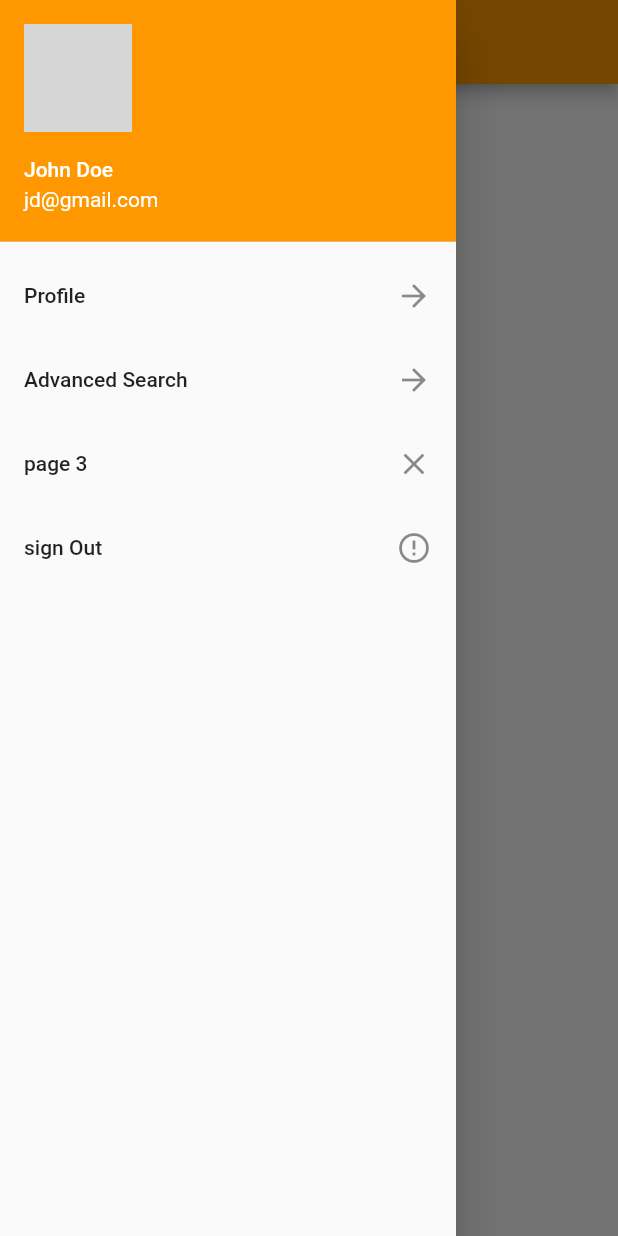
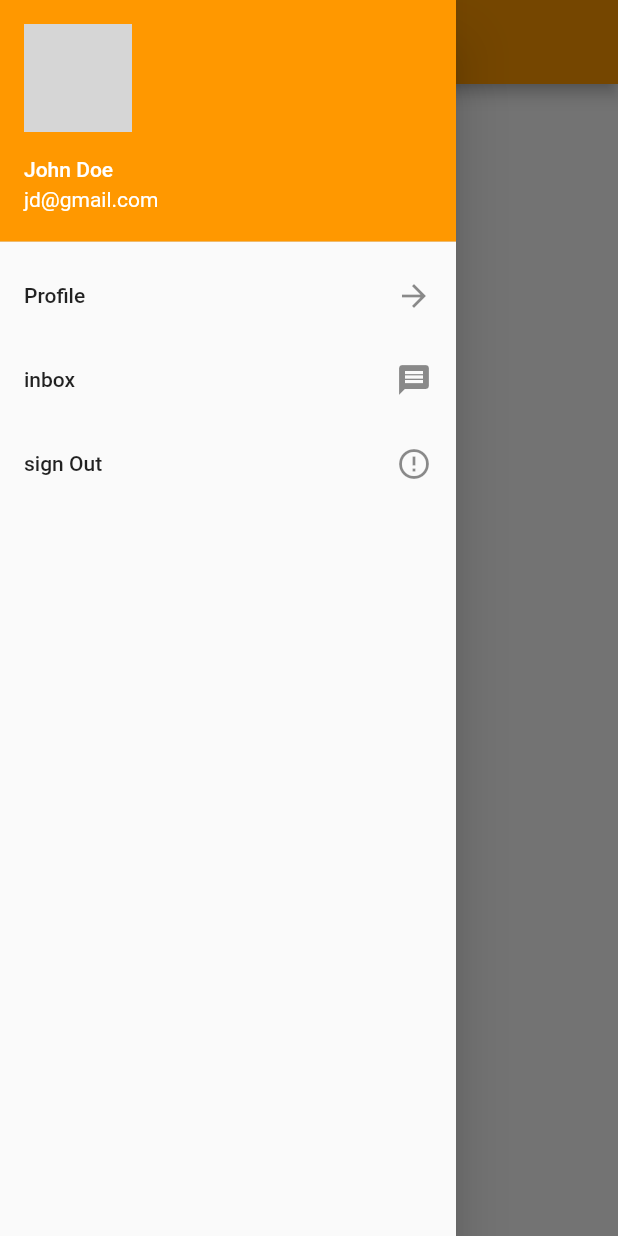
Before and after one commit to spryup/flutter_app, a Flutter app: the MapPage screen opened directly, with the side drawer open, on a phone screen of 412 x 824 dp. Run offline on Flutter 3.47's test engine with Material 2 defaults, Android fonts, the phone set to English and light mode, and no system bars; network calls fail; grey boxes are pictures that could not be loaded.

Commit message:
message list prototyping

```diff
--- /dev/null
+++ b/lib/chatScreen.dart
@@ -0,0 +1,2 @@
+import 'package:flutter/material.dart';
+import 'inbox.dart';
--- a/lib/mapPage.dart
+++ b/lib/mapPage.dart
@@ -1,5 +1,6 @@
 import 'package:flutter/material.dart';
 import 'profilePage.dart';
+import 'inbox.dart';
 import 'main.dart';
 import 'profile.dart';
 
@@ -58,16 +59,15 @@ class MapPageState extends State<MapPage> {
               },
 
             ),
+
             new ListTile(
-              title: new Text("Advanced Search"),
-              trailing: new Icon(Icons.arrow_forward),
-
-            ),
-            new ListTile(
-              title: new Text("page 3"),
-              trailing: new Icon(Icons.close),
+              title: new Text("inbox"),
+              trailing: new Icon(Icons.message),
               onTap: (){
-                Navigator.pop(context);
+                Navigator.push(
+                    context,
+                    MaterialPageRoute(builder: (context) => InboxPage())
+                );
                 },
 
             ),
```
Also changed, not shown: lib/inbox.dart (added, +32 -0 lines).
